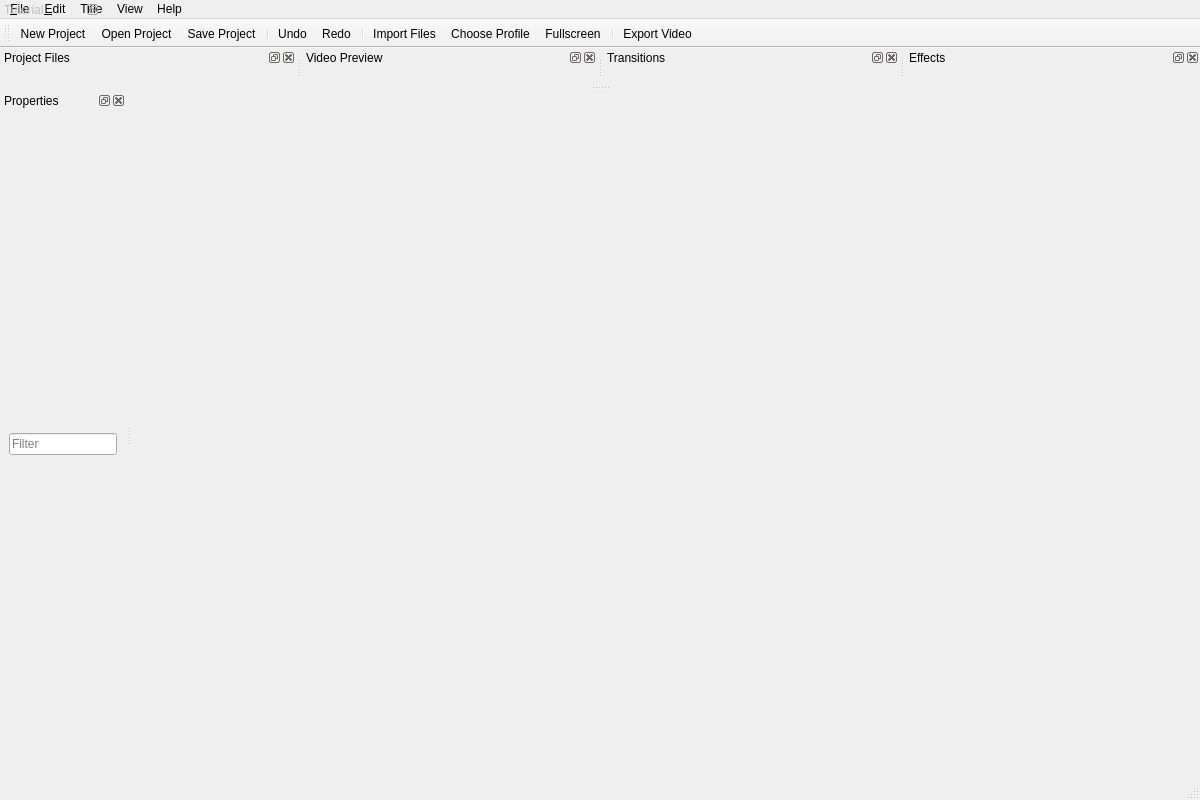
Old version of the form src/windows/ui/main-window.ui in the repository OpenShot/openshot-qt.
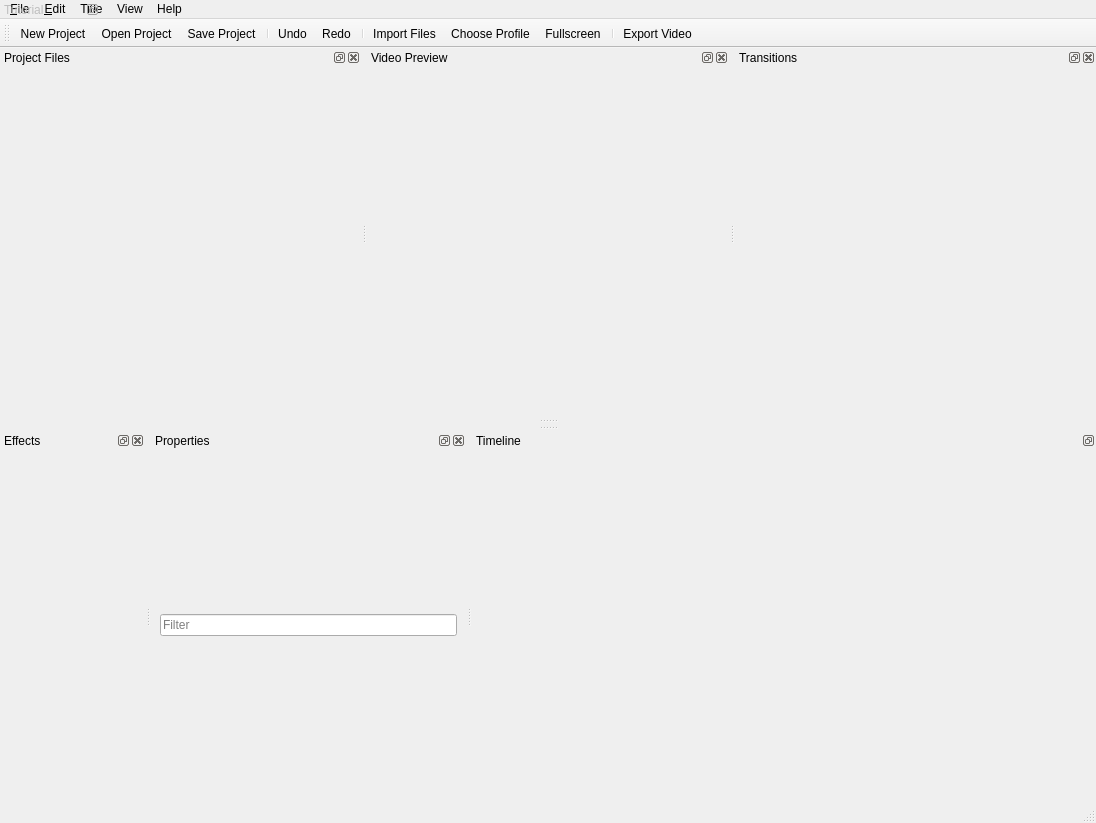
New version of the form. Icons and pictures are not drawn.

Commit message: Improved Docking (Timeline widget is now dockable and Properties works in pillar mode) (#2490)

Diff of the .ui file:
```diff
--- a/src/windows/ui/main-window.ui
+++ b/src/windows/ui/main-window.ui
@@ -6,8 +6,8 @@
    <rect>
     <x>0</x>
     <y>0</y>
-    <width>1200</width>
-    <height>800</height>
+    <width>1096</width>
+    <height>823</height>
    </rect>
   </property>
   <property name="sizePolicy">
@@ -37,13 +37,31 @@
   </property>
   <widget class="QWidget" name="centralwidget">
    <property name="sizePolicy">
-    <sizepolicy hsizetype="Preferred" vsizetype="Preferred">
+    <sizepolicy hsizetype="Preferred" vsizetype="Fixed">
      <horstretch>0</horstretch>
      <verstretch>0</verstretch>
     </sizepolicy>
    </property>
+   <property name="minimumSize">
+    <size>
+     <width>0</width>
+     <height>1</height>
+    </size>
+   </property>
+   <property name="maximumSize">
+    <size>
+     <width>16777215</width>
+     <height>1</height>
+    </size>
+   </property>
+   <property name="cursor">
+    <cursorShape>SplitVCursor</cursorShape>
+   </property>
+   <property name="contextMenuPolicy">
+    <enum>Qt::DefaultContextMenu</enum>
+   </property>
    <property name="autoFillBackground">
-    <bool>false</bool>
+    <bool>true</bool>
    </property>
    <layout class="QGridLayout" name="gridLayout">
     <property name="leftMargin">
@@ -71,7 +89,7 @@
     <rect>
      <x>0</x>
      <y>0</y>
-     <width>808</width>
+     <width>1200</width>
      <height>25</height>
     </rect>
    </property>
@@ -273,7 +291,7 @@
     <string>Effects</string>
    </property>
    <attribute name="dockWidgetArea">
-    <number>4</number>
+    <number>8</number>
    </attribute>
    <widget class="QWidget" name="dockWidgetContents_4">
     <layout class="QGridLayout" name="gridLayout_5">
@@ -306,7 +324,7 @@
     <string>Properties</string>
    </property>
    <attribute name="dockWidgetArea">
-    <number>1</number>
+    <number>8</number>
    </attribute>
    <widget class="QWidget" name="dockPropertiesContent">
     <layout class="QGridLayout" name="gridLayout_6">
@@ -350,8 +368,8 @@
    </property>
    <property name="minimumSize">
     <size>
-     <width>10</width>
-     <height>10</height>
+     <width>61</width>
+     <height>38</height>
     </size>
    </property>
    <property name="cursor">
@@ -373,7 +391,7 @@
     <bool>true</bool>
    </property>
    <property name="features">
-    <set>QDockWidget::DockWidgetFloatable</set>
+    <set>QDockWidget::DockWidgetFloatable|QDockWidget::DockWidgetMovable</set>
    </property>
    <property name="allowedAreas">
     <set>Qt::NoDockWidgetArea</set>
@@ -425,6 +443,36 @@
     </layout>
    </widget>
   </widget>
+  <widget class="QDockWidget" name="dockTimeline">
+   <property name="minimumSize">
+    <size>
+     <width>250</width>
+     <height>150</height>
+    </size>
+   </property>
+   <property name="features">
+    <set>QDockWidget::DockWidgetFloatable|QDockWidget::DockWidgetMovable</set>
+   </property>
+   <property name="windowTitle">
+    <string>Timeline</string>
+   </property>
+   <attribute name="dockWidgetArea">
+    <number>8</number>
+   </attribute>
+   <widget class="QWidget" name="dockTimelineContents">
+    <property name="focusPolicy">
+     <enum>Qt::ClickFocus</enum>
+    </property>
+    <property name="contextMenuPolicy">
+     <enum>Qt::NoContextMenu</enum>
+    </property>
+    <layout class="QGridLayout" name="gridLayout_7">
+     <item row="0" column="0">
+      <layout class="QVBoxLayout" name="frameWeb"/>
+     </item>
+    </layout>
+   </widget>
+  </widget>
   <action name="actionNew">
    <property name="icon">
     <iconset theme="document-new" resource="../../images/openshot.qrc">
```
Left out of the diff: 5 changed lines with no effect on the pictures. The commit also changes 5 other files.
